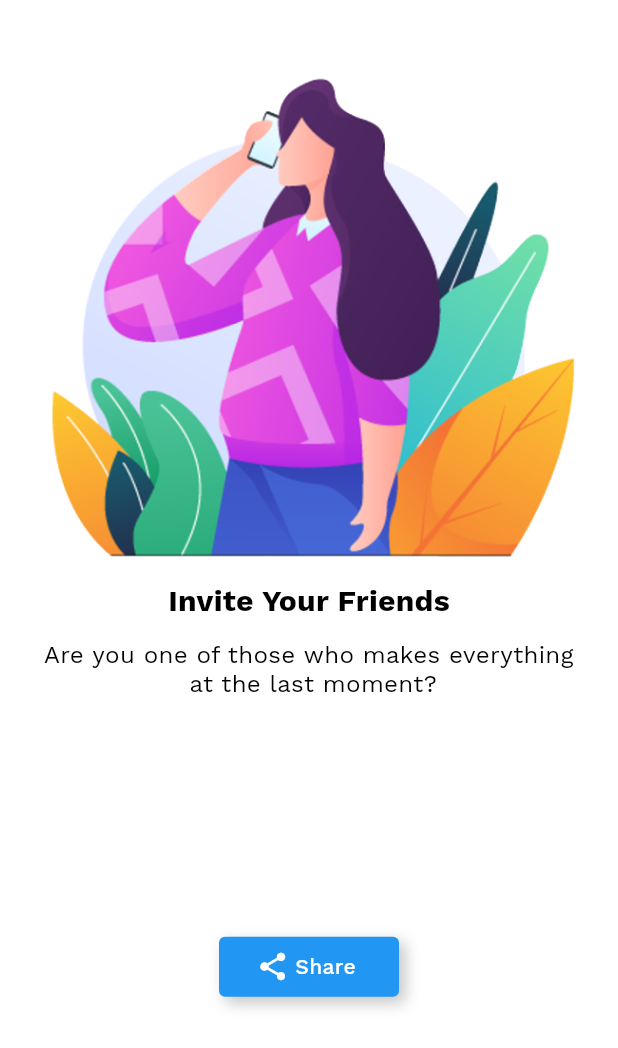
After one commit to mitesh77/Best-Flutter-UI-Templates, a Flutter app: the RateScreen screen opened directly, on a phone screen of 412 x 824 dp. The commit adds this screen. Shown: the top 1048 px of the screen. Run offline on Flutter 3.47's test engine with Material 2 defaults, Android fonts, the phone set to English and light mode, and no system bars; our stand-ins replace flutter_rating_bar, font_awesome_flutter.

Commit message:
screens creadas

```diff
--- a/best_flutter_ui_templates/lib/feedback_screen.dart
+++ b/best_flutter_ui_templates/lib/about_screen.dart
@@ -1,12 +1,12 @@
 import 'package:best_flutter_ui_templates/app_theme.dart';
 import 'package:flutter/material.dart';
 
-class FeedbackScreen extends StatefulWidget {
+class AboutScreen extends StatefulWidget {
   @override
-  _FeedbackScreenState createState() => _FeedbackScreenState();
+  _AboutScreenState createState() => _AboutScreenState();
 }
 
-class _FeedbackScreenState extends State<FeedbackScreen> {
+class _AboutScreenState extends State<AboutScreen> {
   @override
   void initState() {
     super.initState();
--- /dev/null
+++ b/best_flutter_ui_templates/lib/rate_screen.dart
@@ -0,0 +1,119 @@
+import 'package:best_flutter_ui_templates/app_theme.dart';
+import 'package:flutter/material.dart';
+
+class RateScreen extends StatefulWidget {
+  @override
+  _RateScreenState createState() => _RateScreenState();
+}
+
+class _RateScreenState extends State<RateScreen> {
+  @override
+  void initState() {
+    super.initState();
+  }
+
+  @override
+  Widget build(BuildContext context) {
+    var brightness = MediaQuery.of(context).platformBrightness;
+    bool isLightMode = brightness == Brightness.light;
+    return Container(
+      color: isLightMode ? AppTheme.white : AppTheme.nearlyBlack,
+      child: SafeArea(
+        top: false,
+        child: Scaffold(
+          backgroundColor: isLightMode ? AppTheme.white : AppTheme.nearlyBlack,
+          body: Column(
+            children: <Widget>[
+              Container(
+                padding: EdgeInsets.only(
+                    top: MediaQuery.of(context).padding.top,
+                    left: 16,
+                    right: 16),
+                child: Image.asset('assets/images/inviteImage.png'),
+              ),
+              Container(
+                padding: const EdgeInsets.only(top: 8),
+                child: Text(
+                  'Invite Your Friends',
+                  style: TextStyle(
+                    fontSize: 20,
+                    fontWeight: FontWeight.bold,
+                    color: isLightMode ? Colors.black : Colors.white,
+                  ),
+                ),
+              ),
+              Container(
+                padding: const EdgeInsets.only(top: 16),
+                child: Text(
+                  'Are you one of those who makes everything\n at the last moment?',
+                  textAlign: TextAlign.center,
+                  style: TextStyle(
+                    fontSize: 16,
+                    color: isLightMode ? Colors.black : Colors.white,
+                  ),
+                ),
+              ),
+              Expanded(
+                child: Padding(
+                  padding: const EdgeInsets.all(8.0),
+                  child: Center(
+                    child: Container(
+                      width: 120,
+                      height: 40,
+                      decoration: BoxDecoration(
+                        color: isLightMode ? Colors.blue : Colors.white,
+                        borderRadius:
+                            const BorderRadius.all(Radius.circular(4.0)),
+                        boxShadow: <BoxShadow>[
+                          BoxShadow(
+                              color: Colors.grey.withOpacity(0.6),
+                              offset: const Offset(4, 4),
+                              blurRadius: 8.0),
+                        ],
+                      ),
+                      child: Material(
+                        color: Colors.transparent,
+                        child: InkWell(
+                          onTap: () {
+                            //method here for functionality
+                            print('Share Action.');
+                          },
+                          child: Center(
+                            child: Row(
+                              mainAxisAlignment: MainAxisAlignment.center,
+                              crossAxisAlignment: CrossAxisAlignment.center,
+                              children: <Widget>[
+                                Icon(
+                                  Icons.share,
+                                  color:
+                                      isLightMode ? Colors.white : Colors.black,
+                                  size: 22,
+                                ),
+                                Padding(
+                                  padding: const EdgeInsets.all(4.0),
+                                  child: Text(
+                                    'Share',
+                                    style: TextStyle(
+                                      fontWeight: FontWeight.w500,
+                                      color: isLightMode
+                                          ? Colors.white
+                                          : Colors.black,
+                                    ),
+                                  ),
+                                ),
+                              ],
+                            ),
+                          ),
+                        ),
+                      ),
+                    ),
+                  ),
+                ),
+              )
+            ],
+          ),
+        ),
+      ),
+    );
+  }
+}
```
Also changed, not shown: best_flutter_ui_templates/lib/contact_screen.dart (renamed from best_flutter_ui_templates/lib/invite_friend_screen.dart, +23 -40 lines), best_flutter_ui_templates/lib/contribution_screen.dart (renamed from best_flutter_ui_templates/lib/help_screen.dart, +34 -17 lines), best_flutter_ui_templates/lib/navigation_home_screen.dart (+13 -12 lines), 1 other file.
